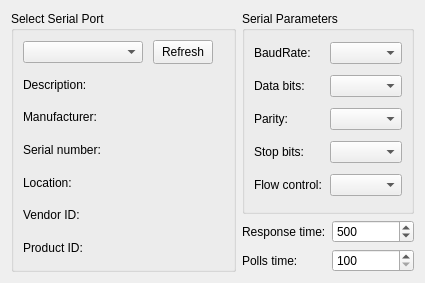
Old version of the form dh-gripper-ui/widget/serialsettingwidget.ui in the repository gstorm-b/DH-Gripper-UI.
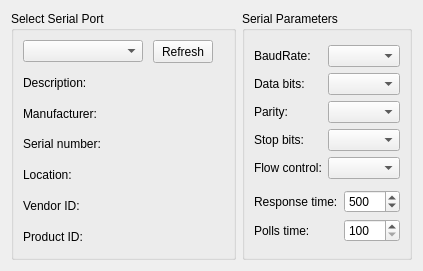
New version of the form.

```diff
--- a/dh-gripper-ui/widget/serialsettingwidget.ui
+++ b/dh-gripper-ui/widget/serialsettingwidget.ui
@@ -6,8 +6,8 @@
    <rect>
     <x>0</x>
     <y>0</y>
-    <width>425</width>
-    <height>283</height>
+    <width>423</width>
+    <height>271</height>
    </rect>
   </property>
   <property name="windowTitle">
@@ -142,49 +142,19 @@
     </widget>
    </item>
    <item>
-    <layout class="QVBoxLayout" name="verticalLayout">
-     <item>
       <widget class="QGroupBox" name="groupbox_parameters">
        <property name="title">
         <string>Serial Parameters</string>
        </property>
-       <layout class="QGridLayout" name="gridLayout_2">
-        <property name="horizontalSpacing">
-         <number>8</number>
-        </property>
-        <property name="verticalSpacing">
-         <number>9</number>
-        </property>
+     <layout class="QVBoxLayout" name="verticalLayout_2">
+      <item>
+       <layout class="QGridLayout" name="gridLayout_3">
+        <item row="1" column="1">
+         <widget class="QComboBox" name="combobox_data_bits"/>
+        </item>
         <item row="3" column="1">
          <widget class="QComboBox" name="combobox_stop_bits"/>
         </item>
-        <item row="0" column="1">
-         <widget class="QComboBox" name="combobox_baudrate"/>
-        </item>
-        <item row="4" column="1">
-         <widget class="QComboBox" name="combobox_flow_control"/>
-        </item>
-        <item row="1" column="0">
-         <widget class="QLabel" name="label_data_bits">
-          <property name="text">
-           <string>Data bits:</string>
-          </property>
-         </widget>
-        </item>
-        <item row="3" column="0">
-         <widget class="QLabel" name="label_stop_bits">
-          <property name="text">
-           <string>Stop bits:</string>
-          </property>
-         </widget>
-        </item>
-        <item row="4" column="0">
-         <widget class="QLabel" name="label_flow_control">
-          <property name="text">
-           <string>Flow control:</string>
-          </property>
-         </widget>
-        </item>
         <item row="2" column="0">
          <widget class="QLabel" name="label_parity">
           <property name="text">
@@ -192,9 +162,6 @@
           </property>
          </widget>
         </item>
-        <item row="2" column="1">
-         <widget class="QComboBox" name="combobox_parity"/>
-        </item>
         <item row="0" column="0">
          <widget class="QLabel" name="label_baudrate">
           <property name="text">
@@ -202,11 +169,37 @@
           </property>
          </widget>
         </item>
-        <item row="1" column="1">
-         <widget class="QComboBox" name="combobox_data_bits"/>
+        <item row="2" column="1">
+         <widget class="QComboBox" name="combobox_parity"/>
+        </item>
+        <item row="1" column="0">
+         <widget class="QLabel" name="label_data_bits">
+          <property name="text">
+           <string>Data bits:</string>
+          </property>
+         </widget>
+        </item>
+        <item row="4" column="1">
+         <widget class="QComboBox" name="combobox_flow_control"/>
+        </item>
+        <item row="4" column="0">
+         <widget class="QLabel" name="label_flow_control">
+          <property name="text">
+           <string>Flow control:</string>
+          </property>
+         </widget>
+        </item>
+        <item row="3" column="0">
+         <widget class="QLabel" name="label_stop_bits">
+          <property name="text">
+           <string>Stop bits:</string>
+          </property>
+         </widget>
+        </item>
+        <item row="0" column="1">
+         <widget class="QComboBox" name="combobox_baudrate"/>
         </item>
        </layout>
-      </widget>
      </item>
      <item>
       <layout class="QGridLayout" name="gridLayout_4">
@@ -256,6 +249,7 @@
       </layout>
      </item>
     </layout>
+    </widget>
    </item>
   </layout>
  </widget>
```
Lines whose indentation alone changed are shown as unchanged.
